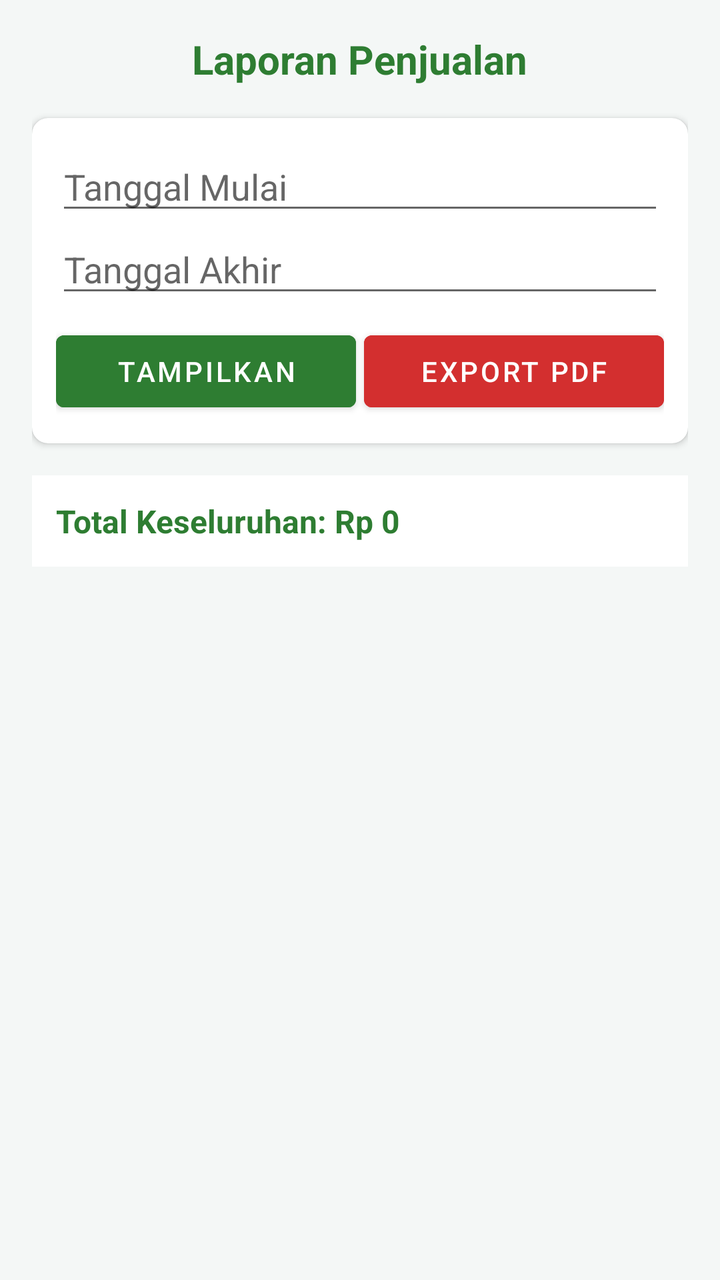
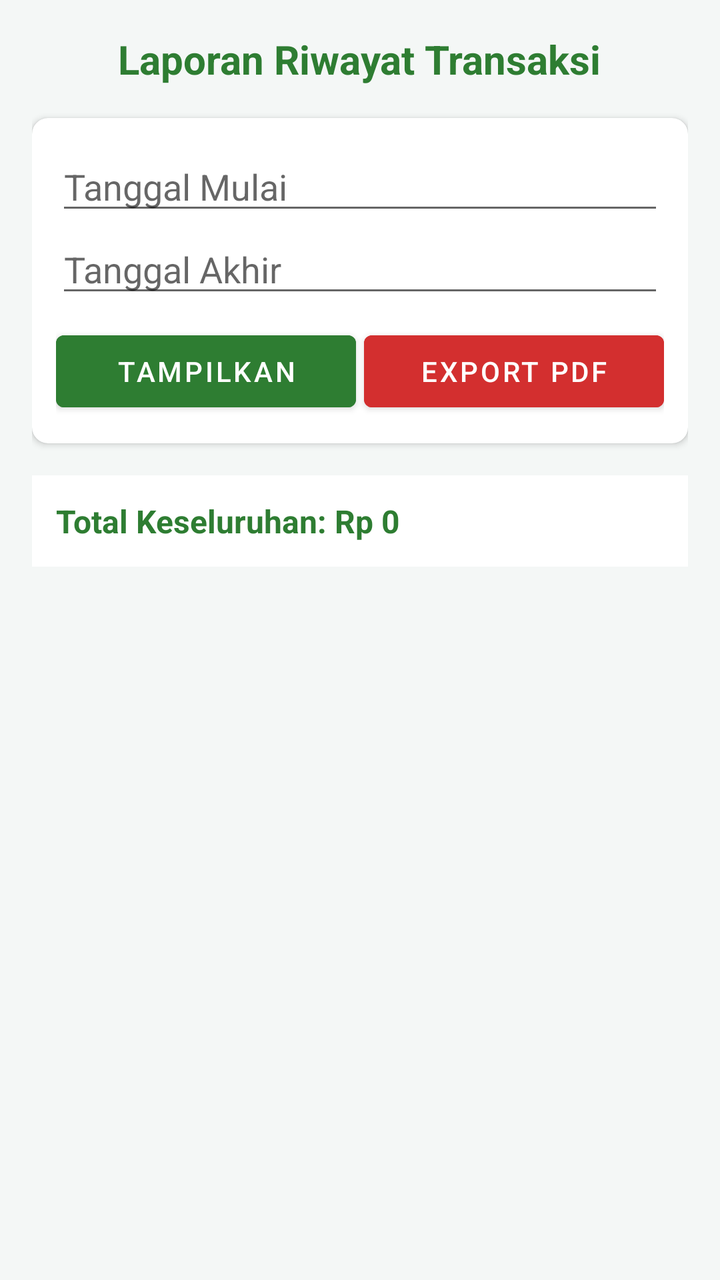

Before-and-after screenshots of an Android layout around one commit, followed by the original layout XML and the change that was made.
<!-- AndroidManifest.xml: application theme Theme.SIPTA -->
<!-- res/layout/activity_fragment_lap_penjualan_owner.xml -->
<ScrollView xmlns:android="http://schemas.android.com/apk/res/android"
    xmlns:app="http://schemas.android.com/apk/res-auto"
    android:layout_width="match_parent"
    android:layout_height="match_parent"
    android:background="#F4F7F6">

    <LinearLayout
        android:id="@+id/containerPenjualan"
        android:orientation="vertical"
        android:padding="16dp"
        android:layout_width="match_parent"
        android:layout_height="wrap_content">

        <TextView
            android:layout_width="wrap_content"
            android:layout_height="wrap_content"
            android:text="Laporan Penjualan"
            android:textSize="20sp"
            android:textColor="#2E7D32"
            android:textStyle="bold"
            android:layout_gravity="center"
            android:layout_marginBottom="16dp"/>

        <androidx.cardview.widget.CardView
            android:layout_width="match_parent"
            android:layout_height="wrap_content"
            app:cardCornerRadius="8dp"
            android:layout_marginBottom="16dp">

            <LinearLayout
                android:layout_width="match_parent"
                android:layout_height="wrap_content"
                android:orientation="vertical"
                android:padding="12dp">

                <EditText android:id="@+id/etTglMulaiJual" android:layout_width="match_parent" android:layout_height="wrap_content" android:hint="Tanggal Mulai" android:focusable="false"/>
                <EditText android:id="@+id/etTglAkhirJual" android:layout_width="match_parent" android:layout_height="wrap_content" android:hint="Tanggal Akhir" android:focusable="false"/>

                <LinearLayout
                    android:layout_width="match_parent"
                    android:layout_height="wrap_content"
                    android:orientation="horizontal"
                    android:layout_marginTop="8dp">
                    <Button android:id="@+id/btnTampilkanLap" android:layout_width="0dp" android:layout_weight="1" android:layout_height="wrap_content" android:text="Tampilkan" android:backgroundTint="#2E7D32" android:layout_marginEnd="4dp"/>
                    <Button android:id="@+id/btnExportPdf" android:layout_width="0dp" android:layout_weight="1" android:layout_height="wrap_content" android:text="Export PDF" android:backgroundTint="#D32F2F"/>
                </LinearLayout>
            </LinearLayout>
        </androidx.cardview.widget.CardView>

        <TextView
            android:id="@+id/tvTotalPenjualan"
            android:layout_width="match_parent"
            android:layout_height="wrap_content"
            android:text="Total Keseluruhan: Rp 0"
            android:textSize="16sp"
            android:textStyle="bold"
            android:padding="12dp"
            android:background="#FFFFFF"
            android:textColor="#2E7D32"/>

        <LinearLayout
            android:id="@+id/layoutHasilPenjualan"
            android:orientation="vertical"
            android:layout_width="match_parent"
            android:layout_height="wrap_content"
            android:layout_marginTop="16dp"/>

    </LinearLayout>
</ScrollView>
<!-- resources referenced by this layout -->
<resources>
  <style name="Theme.SIPTA" parent="Theme.MaterialComponents.DayNight.DarkActionBar">
          <item name="colorPrimary">@color/sipta_green_dark</item>
  
          <item name="colorPrimaryVariant">@color/sipta_green_dark</item>
          <item name="colorOnPrimary">@color/white</item>
  
          <item name="colorSecondary">@color/sipta_green_light</item>
          <item name="colorSecondaryVariant">@color/sipta_green_dark</item>
          <item name="colorOnSecondary">@color/black</item>
  
          <item name="android:statusBarColor">?attr/colorPrimaryVariant</item>
      </style>
  <color name="sipta_green_dark">#3D5F52</color>
  <color name="white">#FFFFFFFF</color>
  <color name="sipta_green_light">#507A69</color>
  <color name="black">#FF000000</color>
</resources>

<!-- the commit's change to res/layout/activity_fragment_lap_penjualan_owner.xml (unified diff, before → after) -->
@@ -14,7 +14,7 @@
         <TextView
             android:layout_width="wrap_content"
             android:layout_height="wrap_content"
-            android:text="Laporan Penjualan"
+            android:text="Laporan Riwayat Transaksi"
             android:textSize="20sp"
             android:textColor="#2E7D32"
             android:textStyle="bold"
